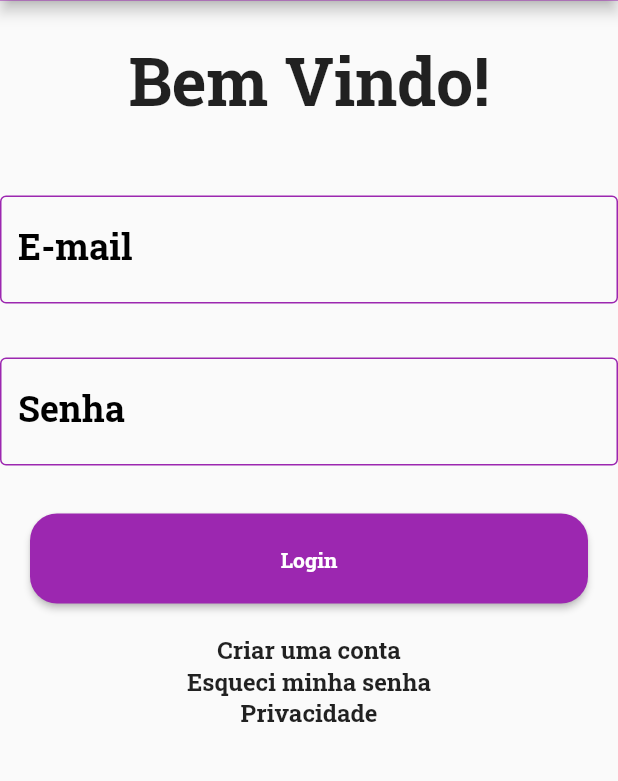
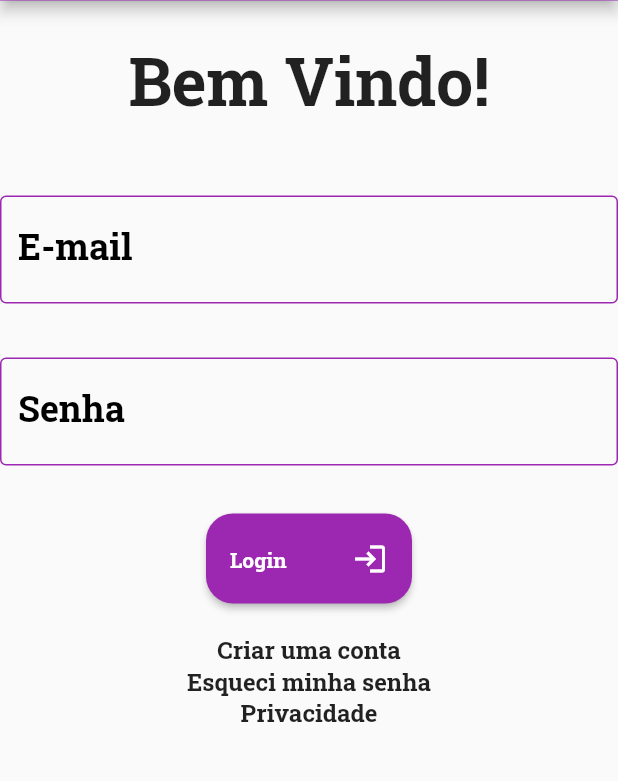
Before and after one commit to xandymelo/book-se, a Flutter app: the screen it shows after launch, on a phone screen of 412 x 824 dp, the part 97-878 px from its top. Run offline on Flutter 3.47's test engine with Material 2 defaults, Android fonts, the phone set to English and light mode, and no system bars; our stand-ins replace cloud_firestore, email_validator, firebase_core, syncfusion_flutter_charts; accounts and stored records are empty.

Commit message:
implementação de botões

```diff
--- a/bookseflutter/bookse/lib/components/button.dart
+++ b/bookseflutter/bookse/lib/components/button.dart
@@ -4,13 +4,14 @@ import 'package:flutter/material.dart';
 class Botao extends StatelessWidget {
   final String buttonText;
   final Function onClick;
+  final IconData? icon;
 
-  Botao({required this.buttonText, required this.onClick});
+  Botao({required this.buttonText, required this.onClick, this.icon});
 
   @override
   Widget build(BuildContext context) {
         return SizedBox(
-      width: double.maxFinite,
+        width: MediaQuery.of(context).size.width / 3,
         height: 60,
         child: ElevatedButton(
           style: ButtonStyle(
@@ -21,7 +22,11 @@ class Botao extends StatelessWidget {
             ),
           ),
           onPressed: () => this.onClick(),
-        child: Text(buttonText),
+          child: Row(children: [
+            Center(child: Text(buttonText)),
+            Spacer(),
+            Icon(icon),
+          ],),
         ),
       );
   }
--- a/bookseflutter/bookse/lib/screens/login.dart
+++ b/bookseflutter/bookse/lib/screens/login.dart
@@ -111,6 +111,7 @@ class _LoginState extends State<Login> {
                     });
                   });
                 },
+                icon: Icons.login,
               ),
             ),
             InkWell(
```
Also changed, not shown: bookseflutter/bookse/lib/screens/BookScreen.dart (+19 -0 lines). Lines whose indentation alone changed are shown as unchanged.
